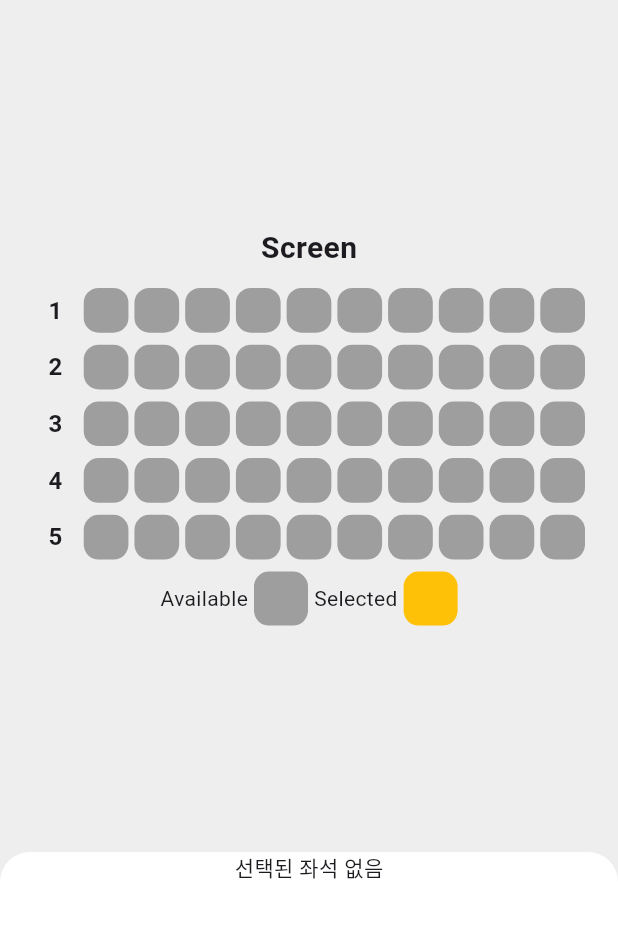
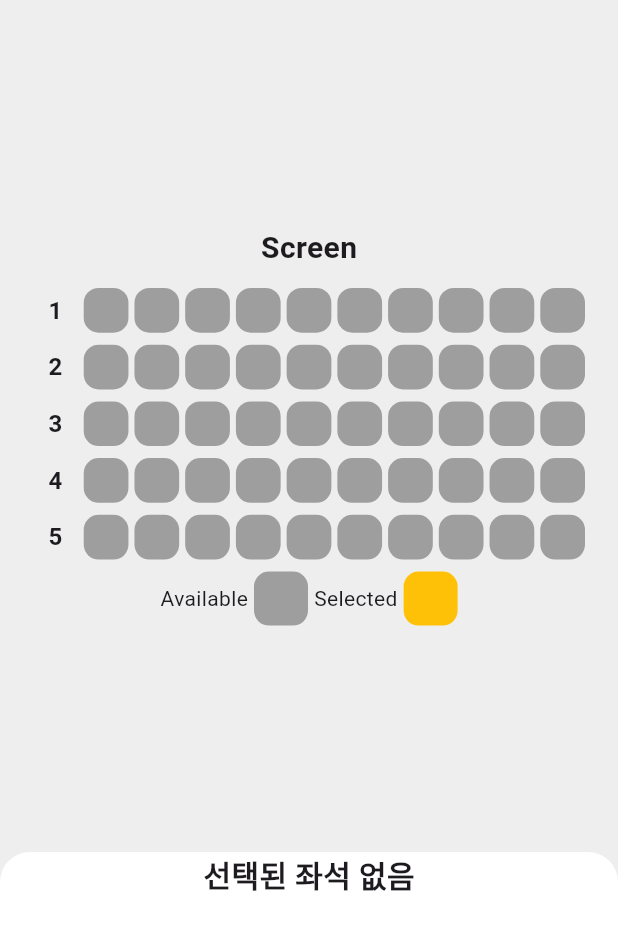
Before and after one commit to seoyeon-haru/flutter_seat_app, a Flutter app: the screen it shows after launch, on a phone screen of 412 x 824 dp, the part 84-1034 px from its top. Run offline on Flutter 3.47's test engine with Material 3 defaults, Android fonts, the phone set to English and light mode, and no system bars.

Commit message:
Modify TextStyle

```diff
--- a/lib/seat_bottom.dart
+++ b/lib/seat_bottom.dart
@@ -13,7 +13,13 @@ class SeatBottom extends StatelessWidget {
           )),
       child: Column(
         children: [
-          Text('선택된 좌석 없음'),
+          Text(
+            '선택된 좌석 없음',
+            style: TextStyle(
+              fontSize: 20,
+              fontWeight: FontWeight.bold,
+            ),
+          ),
         ],
       ),
     );
```
